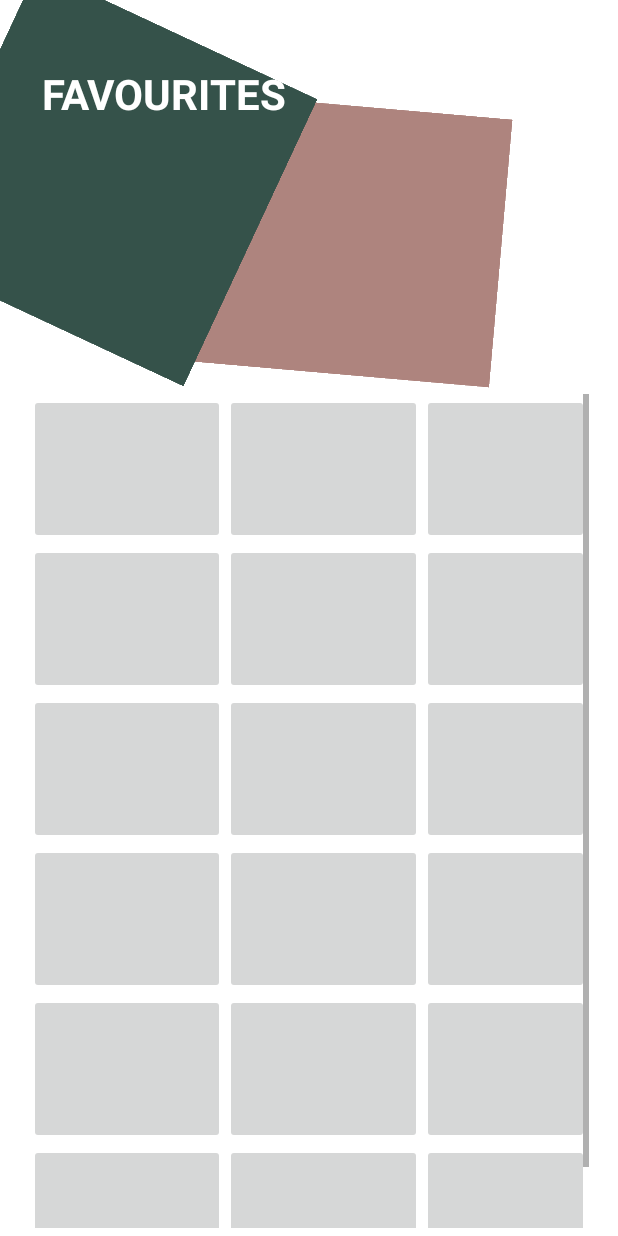
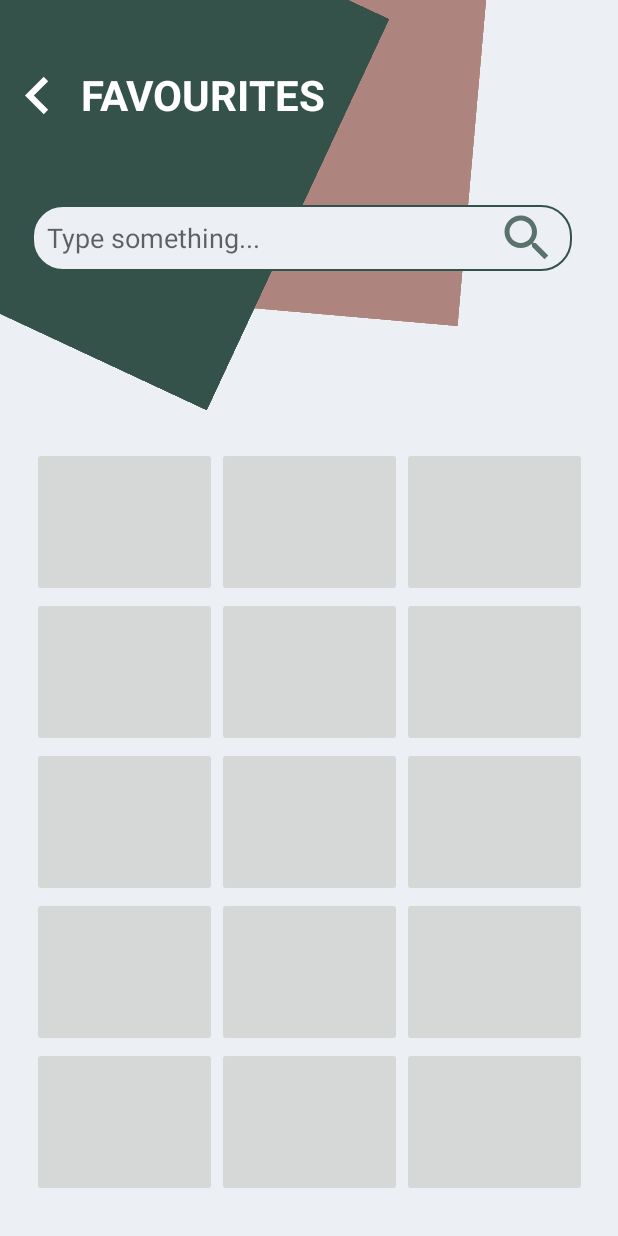
Before and after one commit to EWB-uOttawa/EWBCampusExplorer, an Android app: the layout favourites_page.xml on its own in the app's theme, with its tools: preview values and no code run, on a phone screen of 412 x 824 dp. Run offline under Robolectric (Android 15) with nearby library versions, the phone set to English and light mode, and no system bars.

Commit message:
layout updates to the main, destination, favourites, and building pages

```diff
--- a/app/src/main/res/drawable-v24/ic_black_search.xml
+++ b/app/src/main/res/drawable-v24/ic_black_search.xml
@@ -3,7 +3,7 @@
     android:height="40dp"
     android:viewportWidth="24"
     android:viewportHeight="24"
-    android:tint="#000000"
+    android:tint="#35524A"
     android:alpha="0.8">
   <path
       android:fillColor="@android:color/white"
--- /dev/null
+++ b/app/src/main/res/drawable/edittext_border.xml
@@ -0,0 +1,8 @@
+<?xml version="1.0" encoding="utf-8"?>
+<shape xmlns:android="http://schemas.android.com/apk/res/android">
+    <stroke
+        android:width="1dp"
+        android:color="#35524A" />
+    <solid android:color="#ECEFF3"/>
+    <corners android:radius="20dp"/>
+</shape>
--- /dev/null
+++ b/app/src/main/res/drawable/ic_arrow_left.xml
@@ -0,0 +1,11 @@
+<vector xmlns:android="http://schemas.android.com/apk/res/android"
+    android:width="24dp"
+    android:height="24dp"
+    android:viewportWidth="24"
+    android:viewportHeight="24"
+    android:tint="#FFF"
+    android:autoMirrored="true">
+  <path
+      android:fillColor="@android:color/white"
+      android:pathData="M15.41,16.59L10.83,12l4.58,-4.59L14,6l-6,6 6,6 1.41,-1.41z"/>
+</vector>
--- a/app/src/main/res/drawable/ic_bookstore.xml
+++ b/app/src/main/res/drawable/ic_bookstore.xml
@@ -3,7 +3,7 @@
     android:height="40dp"
     android:viewportWidth="24"
     android:viewportHeight="24"
-    android:tint="#000000"
+    android:tint="#35524A"
     android:alpha="0.8">
   <path
       android:fillColor="@android:color/white"
--- a/app/src/main/res/drawable/ic_classes.xml
+++ b/app/src/main/res/drawable/ic_classes.xml
@@ -3,7 +3,7 @@
     android:height="40dp"
     android:viewportWidth="24"
     android:viewportHeight="24"
-    android:tint="#000000"
+    android:tint="#35524A"
     android:alpha="0.8">
   <path
       android:fillColor="@android:color/white"
--- a/app/src/main/res/drawable/ic_food.xml
+++ b/app/src/main/res/drawable/ic_food.xml
@@ -3,7 +3,7 @@
     android:height="40dp"
     android:viewportWidth="24"
     android:viewportHeight="24"
-    android:tint="#000000"
+    android:tint="#35524A"
     android:alpha="0.8">
   <path
       android:fillColor="@android:color/white"
--- a/app/src/main/res/drawable/ic_links.xml
+++ b/app/src/main/res/drawable/ic_links.xml
@@ -3,7 +3,7 @@
     android:height="40dp"
     android:viewportWidth="24"
     android:viewportHeight="24"
-    android:tint="#000000"
+    android:tint="#35524A"
     android:alpha="0.8">
   <path
       android:fillColor="@android:color/white"
--- a/app/src/main/res/drawable/ic_services.xml
+++ b/app/src/main/res/drawable/ic_services.xml
@@ -3,7 +3,7 @@
     android:height="40dp"
     android:viewportWidth="24"
     android:viewportHeight="24"
-    android:tint="#000000"
+    android:tint="#35524A"
     android:alpha="0.8">
   <path
       android:fillColor="@android:color/white"
--- a/app/src/main/res/drawable/round.xml
+++ b/app/src/main/res/drawable/round.xml
@@ -2,7 +2,7 @@
 <selector xmlns:android="http://schemas.android.com/apk/res/android">
  <item>
   <shape android:shape="rectangle">
-   <solid android:color="@android:color/darker_gray"/>
+   <solid android:color="#CCCCCC"/>
    <corners android:radius="20dp"/>
   </shape>
  </item>
--- a/app/src/main/res/layout/favourites_page.xml
+++ b/app/src/main/res/layout/favourites_page.xml
@@ -4,15 +4,16 @@
     xmlns:tools="http://schemas.android.com/tools"
     android:layout_width="match_parent"
     android:layout_height="match_parent"
+    android:background="#ECEFF3"
     tools:context=".favouritesPage">
 
 
     <View
         android:id="@+id/view3"
-        android:layout_width="179dp"
-        android:layout_height="208dp"
-        android:layout_marginEnd="92dp"
-        android:layout_marginBottom="560dp"
+        android:layout_width="254dp"
+        android:layout_height="376dp"
+        android:layout_marginEnd="156dp"
+        android:layout_marginBottom="562dp"
         android:background="@drawable/box2"
         android:rotation="-85"
         app:layout_constraintBottom_toBottomOf="parent"
@@ -20,26 +21,48 @@
 
     <View
         android:id="@+id/view2"
-        android:layout_width="206dp"
-        android:layout_height="211dp"
-        android:layout_marginEnd="236dp"
+        android:layout_width="296dp"
+        android:layout_height="288dp"
+        android:layout_marginEnd="200dp"
         android:layout_marginBottom="600dp"
         android:background="@drawable/box"
         android:rotation="25"
         app:layout_constraintBottom_toBottomOf="parent"
         app:layout_constraintEnd_toEndOf="parent" />
 
+    <EditText
+        android:id="@+id/editTextTextPersonName"
+        android:layout_width="360dp"
+        android:layout_height="44dp"
+        android:layout_marginStart="10dp"
+        android:layout_marginTop="26dp"
+        android:layout_marginEnd="10dp"
+        android:background="@drawable/edittext_border"
+        android:drawableRight="@drawable/ic_black_search"
+        android:ems="10"
+        android:hint="Type something..."
+        android:inputType="textPersonName"
+        android:paddingLeft="10dp"
+        android:paddingRight="10dp"
+        app:layout_constraintBottom_toBottomOf="parent"
+        app:layout_constraintEnd_toEndOf="parent"
+        app:layout_constraintHorizontal_bias="0.363"
+        app:layout_constraintStart_toStartOf="parent"
+        app:layout_constraintTop_toTopOf="parent"
+        app:layout_constraintVertical_bias="0.147" />
+
     <ScrollView
         android:id="@+id/b"
-        android:layout_width="373dp"
-        android:layout_height="556dp"
-        android:layout_marginStart="1dp"
-        android:layout_marginEnd="1dp"
-        android:layout_marginBottom="5dp"
+        android:layout_width="370dp"
+        android:layout_height="516dp"
+        android:layout_marginStart="10dp"
+        android:layout_marginEnd="10dp"
+        android:layout_marginTop="10dp"
+        android:layout_marginBottom="10dp"
         app:layout_constraintBottom_toBottomOf="parent"
         app:layout_constraintEnd_toEndOf="parent"
         app:layout_constraintStart_toStartOf="parent"
-        app:layout_constraintTop_toTopOf="parent"
+        app:layout_constraintTop_toBottomOf="@+id/editTextTextPersonName"
         app:layout_constraintVertical_bias="1.0">
 
         <LinearLayout
@@ -55,14 +78,12 @@
                 android:weightSum="3">
 
                 <ImageButton
-                    android:layout_width="20dp"
+                    android:layout_width="0dp"
                     android:layout_height="100dp"
-                    android:layout_weight="1"
-
-                    ></ImageButton>
+                    android:layout_weight="1"></ImageButton>
 
                 <ImageButton
-                    android:layout_width="20dp"
+                    android:layout_width="0dp"
                     android:layout_height="100dp"
                     android:layout_weight="1"></ImageButton>
 
@@ -79,12 +100,12 @@
                 android:weightSum="3">
 
                 <ImageButton
-                    android:layout_width="20dp"
+                    android:layout_width="0dp"
                     android:layout_height="100dp"
                     android:layout_weight="1"></ImageButton>
 
                 <ImageButton
-                    android:layout_width="20dp"
+                    android:layout_width="0dp"
                     android:layout_height="100dp"
                     android:layout_weight="1"></ImageButton>
 
@@ -101,12 +122,12 @@
                 android:weightSum="3">
 
                 <ImageButton
-                    android:layout_width="20dp"
+                    android:layout_width="0dp"
                     android:layout_height="100dp"
                     android:layout_weight="1"></ImageButton>
 
                 <ImageButton
-                    android:layout_width="20dp"
+                    android:layout_width="0dp"
                     android:layout_height="100dp"
                     android:layout_weight="1"></ImageButton>
 
@@ -123,12 +144,12 @@
                 android:weightSum="3">
 
                 <ImageButton
-                    android:layout_width="20dp"
+                    android:layout_width="0dp"
                     android:layout_height="100dp"
                     android:layout_weight="1"></ImageButton>
 
                 <ImageButton
-                    android:layout_width="20dp"
+                    android:layout_width="0dp"
                     android:layout_height="100dp"
                     android:layout_weight="1"></ImageButton>
 
@@ -145,12 +166,12 @@
                 android:weightSum="3">
 
                 <ImageButton
-                    android:layout_width="20dp"
+                    android:layout_width="0dp"
                     android:layout_height="100dp"
                     android:layout_weight="1"></ImageButton>
 
                 <ImageButton
-                    android:layout_width="20dp"
+                    android:layout_width="0dp"
                     android:layout_height="100dp"
                     android:layout_weight="1"></ImageButton>
 
@@ -159,31 +180,23 @@
                     android:layout_height="100dp"
                     android:layout_weight="1"></ImageButton>
             </LinearLayout>
-
-            <LinearLayout
-                android:layout_width="match_parent"
-                android:layout_height="wrap_content"
-                android:orientation="horizontal"
-                android:weightSum="3">
-
-                <ImageButton
-                    android:layout_width="20dp"
-                    android:layout_height="100dp"
-                    android:layout_weight="1"></ImageButton>
-
-                <ImageButton
-                    android:layout_width="20dp"
-                    android:layout_height="100dp"
-                    android:layout_weight="1"></ImageButton>
-
-                <ImageButton
-                    android:layout_width="0dp"
-                    android:layout_height="100dp"
-                    android:layout_weight="1"></ImageButton>
-            </LinearLayout>
-
         </LinearLayout>
     </ScrollView>
+
+
+    <Button
+        android:id="@+id/button_goback"
+        android:layout_width="50dp"
+        android:layout_height="50dp"
+        android:background="@drawable/ic_arrow_left"
+        app:backgroundTint="@color/white"
+        app:layout_constraintBottom_toBottomOf="parent"
+        app:layout_constraintEnd_toEndOf="parent"
+        app:layout_constraintHorizontal_bias="0.0"
+        app:layout_constraintStart_toStartOf="parent"
+        app:layout_constraintTop_toTopOf="parent"
+        app:layout_constraintVertical_bias="0.050"
+        tools:ignore="MissingConstraints"></Button>
 
     <TextView
         android:id="@+id/textView7"
@@ -195,10 +208,10 @@
         android:textStyle="bold"
         app:layout_constraintBottom_toBottomOf="parent"
         app:layout_constraintEnd_toEndOf="parent"
-        app:layout_constraintHorizontal_bias="0.112"
+        app:layout_constraintHorizontal_bias="0.216"
         app:layout_constraintStart_toStartOf="parent"
         app:layout_constraintTop_toTopOf="parent"
-        app:layout_constraintVertical_bias="0.055" />
+        app:layout_constraintVertical_bias="0.056" />
 
 
 </androidx.constraintlayout.widget.ConstraintLayout>
--- a/app/src/main/res/values-night/themes.xml
+++ b/app/src/main/res/values-night/themes.xml
@@ -1,6 +1,6 @@
 <resources xmlns:tools="http://schemas.android.com/tools">
     <!-- Base application theme. -->
-    <style name="Theme.MyApplication" parent="Theme.MaterialComponents.DayNight.DarkActionBar">
+    <style name="Theme.MyApplication" parent="Theme.MaterialComponents.DayNight.NoActionBar">
         <!-- Primary brand color. -->
         <item name="colorPrimary">@color/purple_200</item>
         <item name="colorPrimaryVariant">@color/purple_700</item>
--- a/app/src/main/res/values/themes.xml
+++ b/app/src/main/res/values/themes.xml
@@ -1,6 +1,6 @@
 <resources xmlns:tools="http://schemas.android.com/tools">
     <!-- Base application theme. -->
-    <style name="Theme.MyApplication" parent="Theme.MaterialComponents.DayNight.DarkActionBar">
+    <style name="Theme.MyApplication" parent="Theme.MaterialComponents.DayNight.NoActionBar">
         <!-- Primary brand color. -->
         <item name="colorPrimary">@color/purple_500</item>
         <item name="colorPrimaryVariant">@color/purple_700</item>
```
Also changed, not shown: app/src/main/res/layout/choose_building.xml (+51 -30 lines), app/src/main/res/layout/main_page.xml (+18 -14 lines), app/src/main/res/layout/pick_destination.xml (+39 -31 lines), 1 other file.
